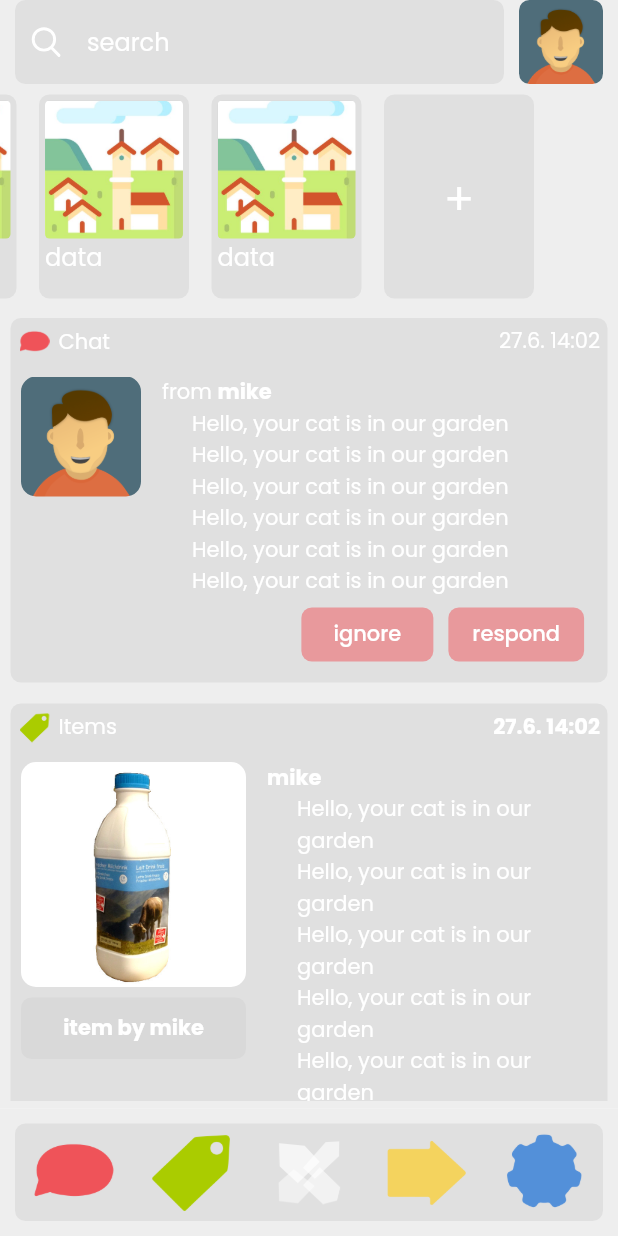
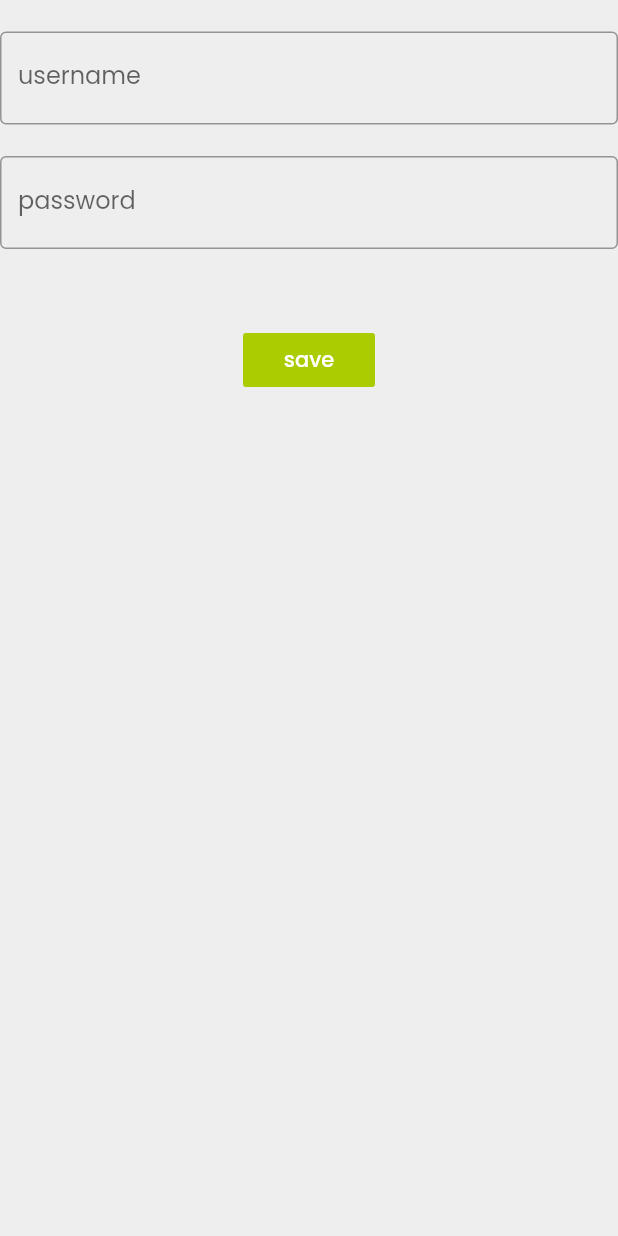
Before and after one commit to umkl/neighboroo, a Flutter app: the screen it shows after launch, on a phone screen of 412 x 824 dp. Run offline on Flutter 3.47's test engine with Material 2 defaults, Android fonts, the phone set to English and light mode, and no system bars; our stand-ins replace flutter_svg, google_fonts, sqflite; accounts and stored records are empty; project files that could hold a hidden picture were left out.

```diff
--- a/lib/Identify.dart
+++ b/lib/Identify.dart
@@ -1,13 +1,93 @@
 import 'package:flutter/material.dart';
+import 'package:neighboroo/database/database.dart';
+import 'package:neighboroo/models/User.dart';
+
+import 'constants.dart';
 
 class Identify extends StatelessWidget {
   @override
   Widget build(BuildContext context) {
     return Material(
-          child: Container(
-        color: Colors.white,
-        child: SafeArea(child: Text("Identify"))
-      ),
+      color: bg,
+      child: Container(
+        child:  SafeArea(
+          child: NbIdentifyRegisterInput()
+        ),
+      )
     );
   }
 }
+
+class NbIdentifyRegisterInput extends StatefulWidget {
+  @override
+  _NbIdentifyRegisterInputState createState() =>
+      _NbIdentifyRegisterInputState();
+}
+
+class _NbIdentifyRegisterInputState extends State<NbIdentifyRegisterInput> {
+  String username;
+  String password;
+
+  @override
+  void initState() {
+    super.initState();
+      username = " ";
+      password = " ";
+  }
+
+  void changeUsername(String username){
+    setState(() {
+      this.username = username;
+    });
+  }
+
+  void changePassword(String password){
+    setState(() {
+      this.password = password;
+    });
+  }
+
+  @override
+  Widget build(BuildContext context) {
+    return Container(
+      child: Column(
+        children: <Widget>[
+          Text(username),
+          TextField(
+            onChanged: (text){
+              changeUsername(text);
+            },
+            decoration: InputDecoration(
+              border: OutlineInputBorder(),
+              labelText: 'username',
+            ),
+          ),
+          Text(password),
+          TextField(
+            onChanged: (text){
+              changePassword(text);
+            },
+            obscureText: true,
+            decoration: InputDecoration(
+              border: OutlineInputBorder(),
+              labelText: 'password',
+            ),
+          ),
+          Container(
+            padding: EdgeInsets.only(top: 50),
+            child: FlatButton(
+              child: Text('save'),
+              color: green,
+              textColor: text_color,
+              onPressed: (){
+                var nbNewUser = User(this.username,"zonzi", "michl", "ungar", "spost@mail","ramading15","kirchheim", "österreich",this.password);
+                NbDatabaseProivder.db.newUser(nbNewUser);
+              },
+            ),
+          )
+        ],
+      ),
+
+    );
+  }
+}
--- a/lib/Neighboroo.dart
+++ b/lib/Neighboroo.dart
@@ -5,8 +5,8 @@ import 'package:neighboroo/components/general-category-components/village.dart';
 import 'package:neighboroo/components/head.dart';
 import 'package:neighboroo/constants.dart';
 import 'package:neighboroo/models/AssetElement.dart';
-import 'package:neighboroo/screens/categories/chat-screen.dart';
-import 'package:neighboroo/screens/categories/main-screen.dart';
+import 'package:neighboroo/screens/Neighboroo/chat-screen.dart';
+import 'package:neighboroo/screens/Neighboroo/main-screen.dart';
 
 
 
--- a/lib/components/chat-screen-components/chat-create.dart
+++ b/lib/components/chat-screen-components/chat-create.dart
@@ -2,7 +2,7 @@ import 'package:flutter/material.dart';
 import 'package:neighboroo/components/button.dart';
 import 'package:neighboroo/components/chat-screen-components/ChatType.dart';
 import 'package:neighboroo/constants.dart';
-import 'package:neighboroo/screens/categories/chat-screen.dart';
+import 'package:neighboroo/screens/Neighboroo/chat-screen.dart';
 
 class NbChatCreateBar extends StatefulWidget {
   Function callback;
--- a/lib/components/main-screen-components/feed.dart
+++ b/lib/components/main-screen-components/feed.dart
@@ -18,6 +18,10 @@ class Feed extends StatefulWidget {
 }
 
 class _FeedState extends State<Feed> {
+  Map<String, String> newUser = {};
+
+
+
   static int feedElementListSize = 0;
   static List<NbElement> FeedElementList = [
     NbElement(ActionType.message, feedElementListSize++, user, DateTime.parse("2020-06-27 14:02:00"),  message: "Hello, your cat is in our garden\nHello, your cat is in our garden\nHello, your cat is in our garden\nHello, your cat is in our garden\nHello, your cat is in our garden\nHello, your cat is in our garden"),
--- a/lib/database/database.dart
+++ b/lib/database/database.dart
@@ -1,6 +1,7 @@
 import 'package:sqflite/sqflite.dart';
 import 'package:sqflite/sqlite_api.dart';
 import 'package:path/path.dart';
+
 
 class NbDatabaseProivder{
 
--- a/lib/main.dart
+++ b/lib/main.dart
@@ -1,8 +1,9 @@
 import 'package:flutter/material.dart';
 import 'package:google_fonts/google_fonts.dart';
+import 'package:neighboroo/Identify.dart';
 import 'package:neighboroo/Neighboroo.dart';
 import 'package:neighboroo/constants.dart';
-import 'package:neighboroo/screens/categories/main-screen.dart';
+import 'package:neighboroo/screens/Neighboroo/main-screen.dart';
 
 void main(){
   runApp(//function to compile the whole app and put it on the viewport
@@ -21,7 +22,7 @@ class NeighborooRun extends StatelessWidget {
         accentColor: text_color,
         visualDensity: VisualDensity.adaptivePlatformDensity,
       ),
-      home: Neighboroo(),
+      home: Identify(),
     );
   }
 }
--- a/lib/screens/categories/main-screen.dart
+++ /dev/null
@@ -1,170 +0,0 @@
-import 'package:flutter/material.dart';
-import 'package:flutter/rendering.dart';
-import 'package:neighboroo/components/main-screen-components/feed.dart';
-import 'package:neighboroo/components/main-screen-components/village.dart';
-import 'package:neighboroo/components/nav.dart';
-import 'package:neighboroo/constants.dart';
-
-
-
-class NbMainScreen extends StatefulWidget {
-  static Feed feed = Feed();
-  Color colortheme = bg;
-  @override
-  _MainScreenState createState() => _MainScreenState();
-}
-
-class _MainScreenState extends State<NbMainScreen> {
-
-   ScrollController _controller;
-   final itemSize = 100.0;
-   @override
-   Widget build(BuildContext context) {
-      return
-        Column(
-         children: <Widget>[
-         Container(
-           color: bg,
-            height: 140.0,
-            child: ListView(
-               shrinkWrap: true,
-               scrollDirection: Axis.horizontal,
-               controller: _controller,
-               padding: EdgeInsets.all(1.0),
-               children: <Widget>[
-                  VillageMain(imagePath: 'assets/images/nb-village.jpg'),
-                  VillageMain(imagePath: 'assets/images/nb-village.jpg'),
-                  VillageMain(imagePath: 'assets/images/nb-village.jpg'),
-                  VillageMain(imagePath: 'assets/images/nb-village.jpg'),
-                  VillageMain(imagePath: 'assets/images/nb-village.jpg'),
-                  AddVillage(),
-                  Container(
-                     width: 50.0,
-                     height: 10.0,
-                     color: Colors.transparent,
-                  )
-               ]),
-         ),
-         NbMainScreen.feed
-         ],
-      );
-   }
-
-  @override
-  void initState() {
-   _controller = ScrollController();
-   super.initState();
-   WidgetsBinding.instance.addPostFrameCallback(
-      (_) => {_controller.jumpTo(_controller.position.maxScrollExtent)});
-  }
-}
-
-
-// class NbMainScreenBody extends StatelessWidget {
-//   ScrollController sc;
-//   NbMainScreenBody(this.sc);
-
-//   @override
-//   Widget build(BuildContext context) {
-//     return Column(
-//       children: <Widget>[
-//         Container(),
-//         Container(
-//           height: 140.0,
-//           child: ListView(
-//               shrinkWrap: true,
-//               scrollDirection: Axis.horizontal,
-//               controller: sc,
-//               padding: EdgeInsets.all(1.0),
-//               children: <Widget>[
-//                 Village(imagePath: 'assets/images/nb-village.jpg'),
-//                 Village(imagePath: 'assets/images/nb-village.jpg'),
-//                 Village(imagePath: 'assets/images/nb-village.jpg'),
-//                 Village(imagePath: 'assets/images/nb-village.jpg'),
-//                 Village(imagePath: 'assets/images/nb-village.jpg'),
-//                 AddVillage(),
-//                 Container(
-//                   width: 50.0,
-//                   height: 10.0,
-//                   color: Colors.transparent,
-//                 )
-//               ]),
-//         ),
-//         Feed()
-//       ],
-//     );
-//   }
-// }
-
-
-
-
-
-
-
-
-
-
-
-
-//  _moveUp() {
-//     _controller.jumpTo(_controller.position.maxScrollExtent);
-//   }
-
-//   _moveDown() {
-//     _controller.animateTo(_controller.offset + itemSize,
-//         duration: Duration(milliseconds: 1), curve: Curves.linear);
-//   }
-
-//   _scrollListener() {
-//     if (_controller.offset >= _controller.position.maxScrollExtent &&
-//         !_controller.position.outOfRange) {
-//       setState(() {
-//         message = "reach the bottom";
-//       });
-//     }
-//     if (_controller.offset <= _controller.position.minScrollExtent &&
-//         !_controller.position.outOfRange) {
-//       setState(() {
-//         message = "reach the top";
-//       });
-//     }
-//   }
-// class MainScreen2 extends StatelessWidget {
-//    @override
-//    Widget build(BuildContext context) {
-//       return Container(
-//          height: 200.0,
-//          child: ListView(
-//           // controller: _controller,
-//          scrollDirection: Axis.horizontal,
-//          children: <Widget>[
-//             Container(
-//               width: 160.0,
-//               color: Colors.red,
-//             ),
-//             Container(
-//               width: 160.0,
-//               color: Colors.blue,
-//             ),
-//             Container(
-//               width: 160.0,
-//               color: Colors.green,
-//             ),
-//             Container(
-//               width: 160.0,
-//               color: Colors.yellow,
-//             ),
-//             Container(
-//               width: 160.0,
-//               color: Colors.orange,
-//             ),
-//             Container(
-//               width: 160.0,
-//               color: Colors.transparent,
-//             ),
-//          ],
-//          )
-//       );
-//    }
-// }
```
Also changed, not shown: lib/components/nav.dart (+5 -5 lines), lib/constants.dart (+5 -5 lines), lib/models/user.dart (+10 -1 lines), lib/screens/Neighboroo/main-screen.dart (+2 -16 lines), lib/screens/categories/chat-screen.dart (deleted, +0 -147 lines), lib/screens/categories/item-screen.dart (deleted, +0 -78 lines), lib/screens/categories/service-screen.dart (deleted, +0 -73 lines), lib/screens/categories/transport-screen.dart (deleted, +0 -73 lines).
